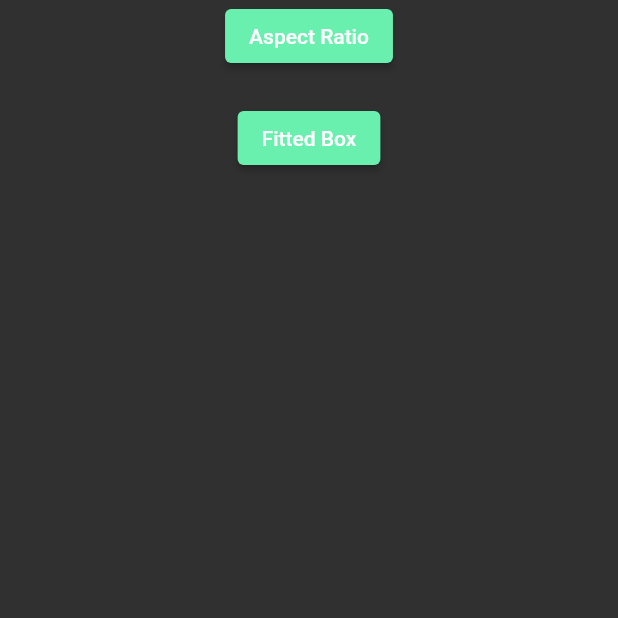
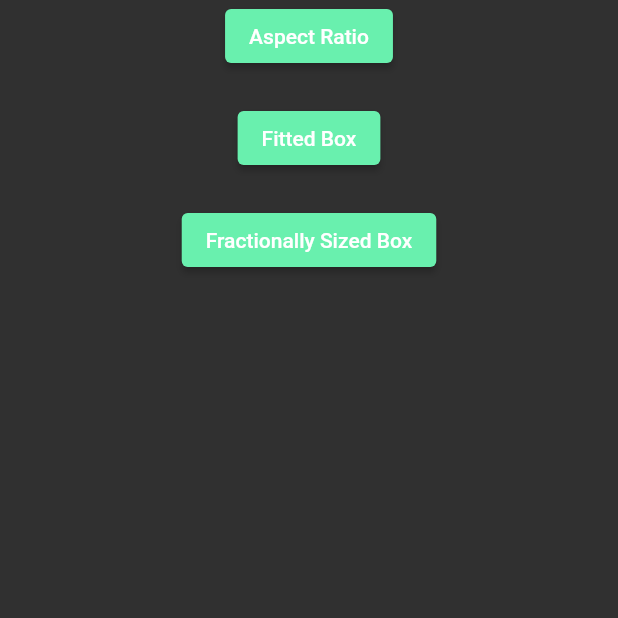
Before and after one commit to irfan701/Flutter, a Flutter app: the Responsive screen opened directly, on a phone screen of 412 x 824 dp, the top half of it. Run offline on Flutter 3.47's test engine with Material 2 defaults, Android fonts, the light colour scheme and no system bars; our stand-ins replace get, google_fonts, lottie, rive; network calls fail.

Commit message:
FractionallySizedBox
FractionallySizedBox

```diff
--- a/bin/day8/day_eight/lib/main.dart
+++ b/bin/day8/day_eight/lib/main.dart
@@ -6,6 +6,7 @@ import 'package:day_eight/pages/AnimationScreenThree.dart';
 import 'package:day_eight/pages/AnimationScreenTwo.dart';
 import 'package:day_eight/pages/ResAspectRatio.dart';
 import 'package:day_eight/pages/ResFittedBox.dart';
+import 'package:day_eight/pages/ResFractionallySizedBox.dart';
 import 'package:flutter/material.dart';
 import 'package:get/get.dart';
 import 'package:get/get_navigation/get_navigation.dart';
@@ -26,6 +27,7 @@ class MyApp extends StatelessWidget {
           'four-screen': (context) => AnimationScreenFive(),
           'res-one': (context) => ResAspectRatio(),
           'res-two': (context) => ResFittedBox(),
+          'res-three': (context) => ResFractionallySizedBox(),
         },
         translations: Languages(),
         //locale: Get.deviceLocale,
--- a/bin/day8/day_eight/lib/pages/Responsive.dart
+++ b/bin/day8/day_eight/lib/pages/Responsive.dart
@@ -25,6 +25,14 @@ class Responsive extends StatelessWidget {
                   Navigator.pushNamed(context, 'res-two');
                 },
                 child: Text("Fitted Box")),
+            SizedBox(
+              height: 20,
+            ),
+            ElevatedButton(
+                onPressed: () {
+                  Navigator.pushNamed(context, 'res-three');
+                },
+                child: Text("Fractionally Sized Box")),
           ],
         ),
       ),
```
Also changed, not shown: bin/day8/day_eight/lib/pages/ResFractionallySizedBox.dart (added, +32 -0 lines).
